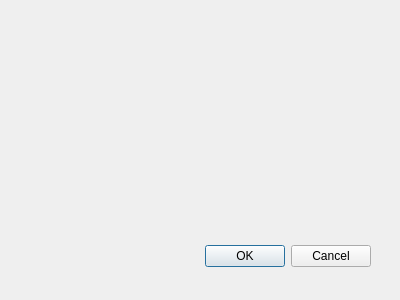
This is src/multicastsetup.ui in dannagle/PacketSender as Qt 5 draws it before an edit. The edited form follows.
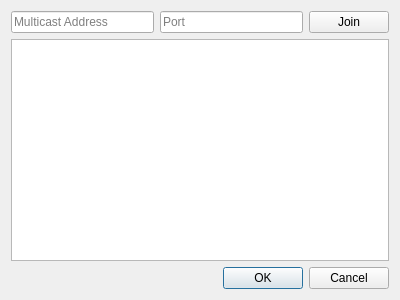
This is the edited form.

Commit message: progress on multicast support

Diff of the .ui file:
```diff
--- a/src/multicastsetup.ui
+++ b/src/multicastsetup.ui
@@ -15,15 +15,47 @@
   <property name="windowTitle">
    <string>Dialog</string>
   </property>
-  <widget name="buttonBox" class="QDialogButtonBox">
-   <property name="geometry">
-    <rect>
-     <x>30</x>
-     <y>240</y>
-     <width>341</width>
-     <height>32</height>
-    </rect>
-   </property>
+  <layout class="QVBoxLayout" name="verticalLayout">
+   <item>
+    <layout class="QHBoxLayout" name="horizontalLayout">
+     <item>
+      <widget class="QLineEdit" name="ipaddressEdit">
+       <property name="placeholderText">
+        <string>Multicast Address</string>
+       </property>
+      </widget>
+     </item>
+     <item>
+      <widget class="QLineEdit" name="portEdit">
+       <property name="placeholderText">
+        <string>Port</string>
+       </property>
+      </widget>
+     </item>
+     <item>
+      <widget class="QPushButton" name="joinButton">
+       <property name="text">
+        <string>Join</string>
+       </property>
+      </widget>
+     </item>
+    </layout>
+   </item>
+   <item>
+    <widget class="QTableWidget" name="mcastTable">
+     <property name="editTriggers">
+      <set>QAbstractItemView::NoEditTriggers</set>
+     </property>
+     <property name="selectionMode">
+      <enum>QAbstractItemView::SingleSelection</enum>
+     </property>
+     <property name="selectionBehavior">
+      <enum>QAbstractItemView::SelectRows</enum>
+     </property>
+    </widget>
+   </item>
+   <item>
+    <widget class="QDialogButtonBox" name="buttonBox">
    <property name="orientation">
     <enum>Qt::Horizontal</enum>
    </property>
@@ -31,6 +63,8 @@
     <set>QDialogButtonBox::Cancel|QDialogButtonBox::Ok</set>
    </property>
   </widget>
+   </item>
+  </layout>
  </widget>
  <pixmapfunction/>
  <resources/>
```
Left out of the diff: 7 changed lines with no effect on the pictures. Lines whose indentation alone changed are shown as unchanged. The commit also changes 5 other files.
